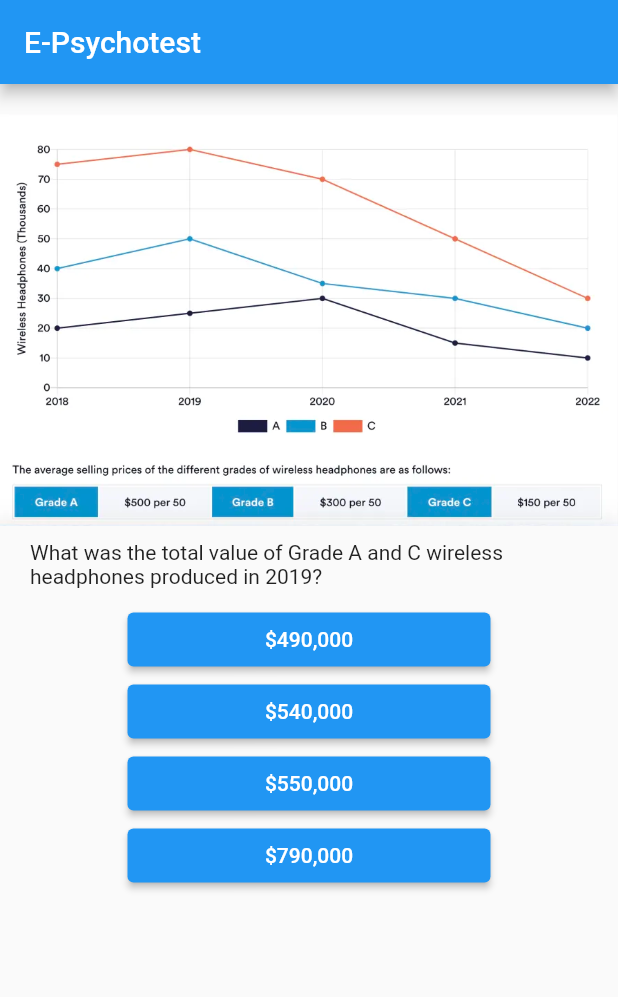
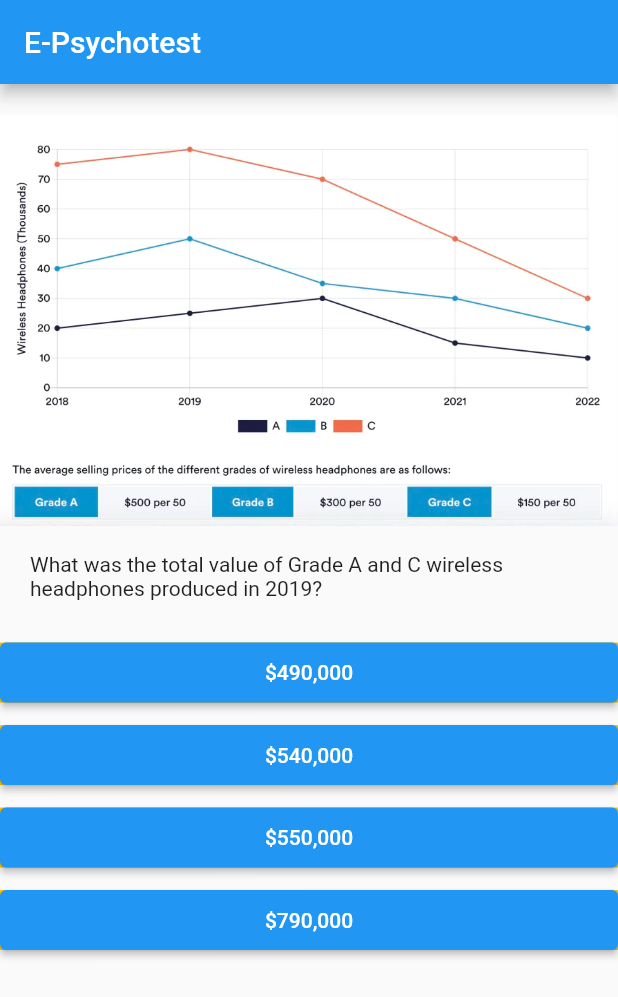
Before and after one commit to naufaladikbds/flutter_first_app, a Flutter app: the screen it shows after launch, on a phone screen of 412 x 824 dp. Shown: the top 997 px of the screen. Run offline on Flutter 3.47's test engine with Material 2 defaults, Android fonts, the phone set to English and light mode, and no system bars.

Commit message:
UI & UX Improvement

```diff
--- a/lib/answer.dart
+++ b/lib/answer.dart
@@ -9,11 +9,16 @@ class Answer extends StatelessWidget {
   @override
   Widget build(BuildContext context) {
     return Column(
-        children: answers
-            .map(
+      children: [
+        Container(
+          margin: EdgeInsets.only(top: 8),
+        ),
+        ...answers.map(
           (answeritem) => Container(
             width: double.infinity,
-                margin: EdgeInsets.symmetric(horizontal: 85),
+            color: Colors.amber,
+            height: 40,
+            margin: EdgeInsets.only(bottom: 15),
             child: ElevatedButton(
               style: ElevatedButton.styleFrom(
                 primary: Colors.blue,
@@ -21,11 +26,14 @@ class Answer extends StatelessWidget {
               onPressed: () => onPress(answeritem),
               child: Text(
                 answeritem,
-                    style: TextStyle(color: Colors.white),
+                style: TextStyle(
+                  color: Colors.white,
                 ),
               ),
             ),
-            )
-            .toList());
+          ),
+        ),
+      ],
+    );
   }
 }
--- a/lib/question.dart
+++ b/lib/question.dart
@@ -13,12 +13,12 @@ class Question extends StatelessWidget {
   Widget build(BuildContext context) {
     return Container(
       width: double.infinity,
-      margin: EdgeInsets.only(top: 0, bottom: 10),
+      margin: EdgeInsets.only(top: 0, bottom: 20),
       child: Column(
         children: [
           questionFigure != ''
               ? Container(
-                  margin: EdgeInsets.only(bottom: 10),
+                  margin: EdgeInsets.only(bottom: 18),
                   child: Image.asset(
                     questionFigure,
                     gaplessPlayback: true,
--- a/lib/quiz_screen.dart
+++ b/lib/quiz_screen.dart
@@ -12,6 +12,8 @@ class QuizScreen extends StatelessWidget {
     this._questionIndex,
     this._onPressAnswer,
   );
+
+  //TODO: quiz progress bar
 
   @override
   Widget build(BuildContext context) {
```
Also changed, not shown: lib/result_screen.dart (+20 -15 lines). Lines whose indentation alone changed are shown as unchanged.
